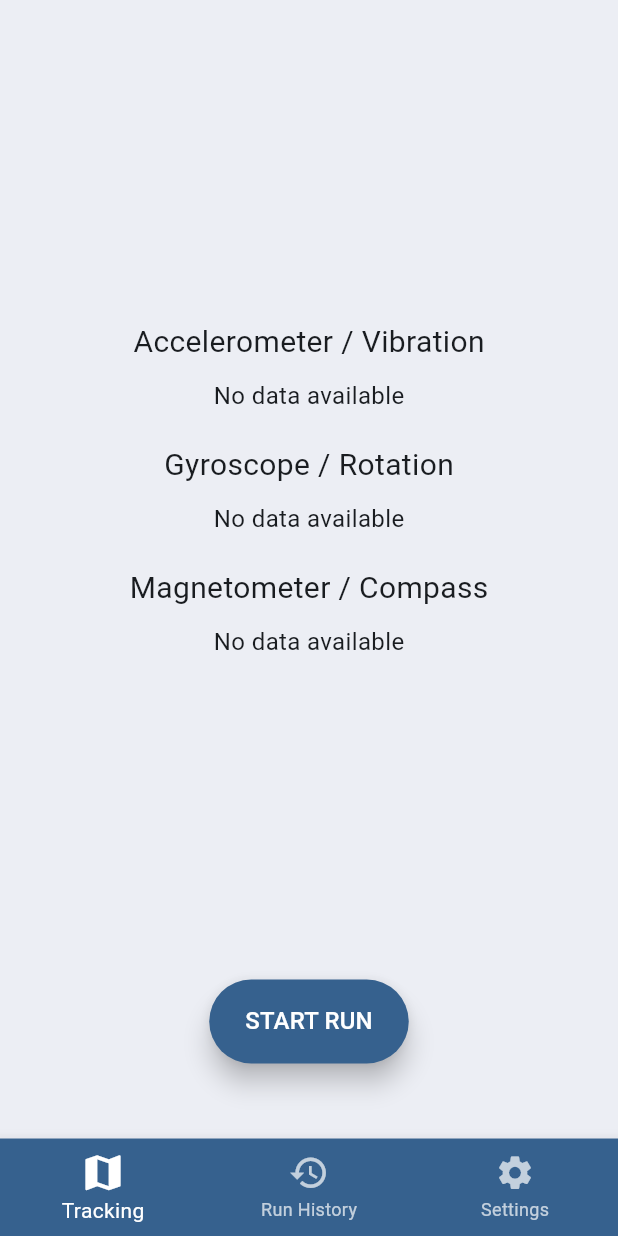
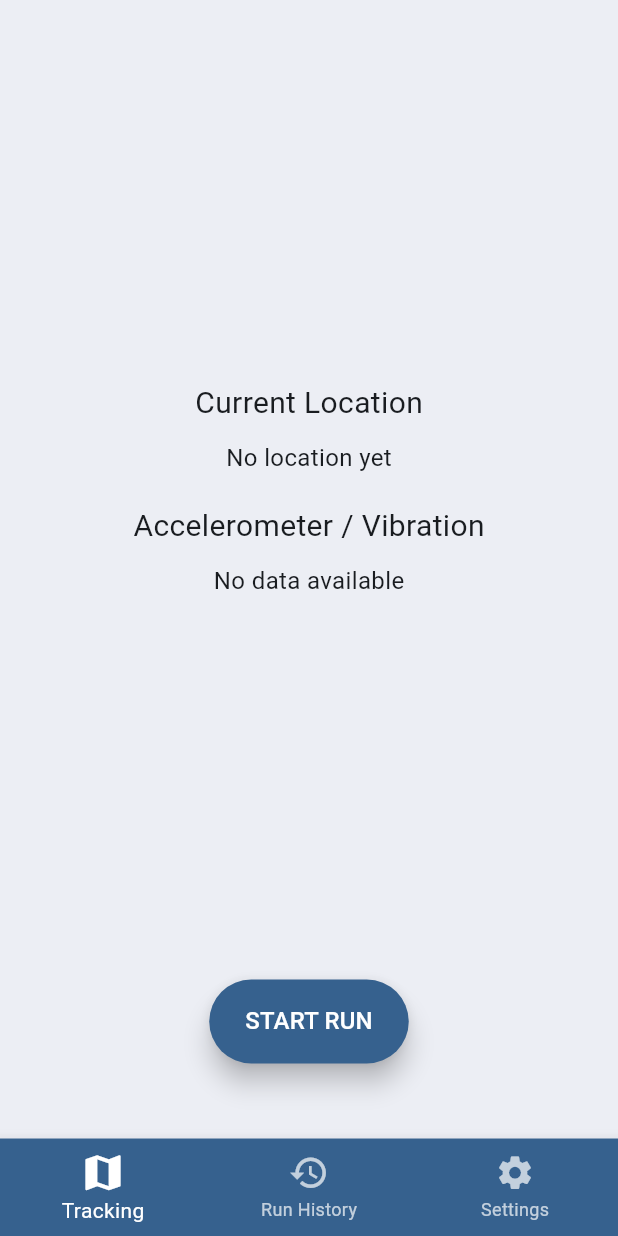
Before and after one commit to MoLeWa-Platform/road-quality-tracker, a Flutter app: the screen it shows after launch, on a phone screen of 412 x 824 dp. Run offline on Flutter 3.47's test engine with Material 3 defaults, Android fonts, the light colour scheme and no system bars; our stand-ins replace hive, hive_flutter, location, sensors_plus; accounts and stored records are empty.

Commit message:
update and refactor data model

```diff
--- a/lib/models/run_point.dart
+++ b/lib/models/run_point.dart
@@ -17,22 +17,12 @@ class RunPoint extends HiveObject {
   final DimensionalSpec vibrationSpec;
 
   @HiveField(3)
-  final DimensionalSpec rotationSpec;
-
-  @HiveField(4)
-  final DimensionalSpec compassSpec;
-  //final double orientation;
-
-  @HiveField(5)
   final double speed;
 
   RunPoint({
     required this.timestamp,
     required this.location,
     required this.vibrationSpec,
-    required this.rotationSpec,
-    required this.compassSpec,
-    //required this.orientation,
     required this.speed
   });
 
@@ -42,9 +32,6 @@ class RunPoint extends HiveObject {
       "\nTime: ${timestamp.toString().split('.').first}"
       "\nLocation: ${location.toString()}"
       "\nVibration specs: ${vibrationSpec.toString()}"
-      "\nRotation specs: ${rotationSpec.toString()}"
-      "\nCompass specs: ${compassSpec.toString()}"
-      //"\nOrientation: $orientation°"
       "\nSpeed: $speed");
   }
 
@@ -53,8 +40,6 @@ class RunPoint extends HiveObject {
     'speed': speed,
     'location' : location.toJson(),
     'vibration': vibrationSpec.toJson(),
-    'rotation': rotationSpec.toJson(),
-    'compass': compassSpec.toJson(),
   };
 }
 
--- a/lib/pages/tracking_page.dart
+++ b/lib/pages/tracking_page.dart
@@ -4,11 +4,11 @@ import 'package:flutter/material.dart';
 import 'package:sensors_plus/sensors_plus.dart';
 import 'package:provider/provider.dart';
 import '../models/dimension_spec.dart';
+import '../models/location_spec.dart';
 import '../models/run_point.dart';
 import '../models/run.dart';
 import '../services/run_tracker.dart';
 import '../services/run_history_provider.dart';
-import '../services/rotation_vector_stream.dart';
 
 class TrackingPage extends StatefulWidget {
   const TrackingPage({super.key});
@@ -20,64 +20,9 @@ class TrackingPage extends StatefulWidget {
 class _TrackingPageState extends State<TrackingPage> {
   RunTracker runTracker = RunTracker.create();
 
-  List<AccelerometerEvent> _accelerometerValue = [];
-  List<GyroscopeEvent> _rotationValue = [];
-  List<MagnetometerEvent> _compassValue = [];
-  List<double> _rotationQuaternion = [0.0, 0.0, 0.0, 1.0];
-
-  late StreamSubscription<AccelerometerEvent> _accelerometerSubscription;
-  late StreamSubscription<GyroscopeEvent> _gyroscopeSubscription;
-  late StreamSubscription<MagnetometerEvent> _magnetometerSubscription;
-  late StreamSubscription<List<double>>? _rotationSub;
-
-  void subscribeToSensors(){
-    dev.log('Subcribing to sensors', name: 'TrackingPage');
-    _accelerometerSubscription = accelerometerEvents.listen((event) {
-      setState(() {
-        _accelerometerValue = [event];
-        runTracker.onVibrationEvent(event);
-      });
-    });
-    _gyroscopeSubscription = gyroscopeEvents.listen((event) {
-      setState(() {
-        _rotationValue = [event];
-        runTracker.onRotationEvent(event);
-      });
-    });
-    _rotationSub = RotationVectorStream.stream.listen((values) {
-      setState(() {
-        if (values.length >= 4) {
-          //dev.log('Rotation vector: $values', name: 'Sensor');
-          _rotationQuaternion = values;
-          runTracker.onQuanternionEvent(values);
-        }
-      });
-    });
-    _magnetometerSubscription = magnetometerEvents.listen((event) {
-      setState(() {
-        _compassValue = [event];
-        runTracker.onCompassEvent(event);
-      });
-    });
-  }
-
-  void disposeSensors(){
-    _accelerometerSubscription.cancel();
-    _gyroscopeSubscription.cancel();
-    _magnetometerSubscription.cancel();
-    _rotationSub?.cancel();
-  }
-
-  @override
-  void initState() {
-    super.initState();
-    subscribeToSensors();
-  }
-
   @override
   void dispose() {
     runTracker.dispose(); // Cancel the location stream
-    disposeSensors();
     super.dispose();
   }
 
@@ -125,9 +70,18 @@ class _TrackingPageState extends State<TrackingPage> {
                 mainAxisAlignment: MainAxisAlignment.center,
                 crossAxisAlignment: CrossAxisAlignment.center,
                 children: [
-                  PlainSensorOutput(type: 'Accelerometer / Vibration', valueList: _accelerometerValue, runIsActive: runIsActive,),
-                  PlainSensorOutput(type: 'Gyroscope / Rotation', valueList: _rotationValue, runIsActive: runIsActive,),
-                  PlainSensorOutput(type: 'Magnetometer / Compass', valueList: _compassValue, runIsActive: runIsActive,)
+                  ValueListenableBuilder<LocationSpec?>(
+                    valueListenable: runTracker.currentRawLocation,
+                    builder: (context, loc, _) {
+                      return PlainCoordinateOutput(location: loc);
+                    },
+                  ),
+                  ValueListenableBuilder<List<AccelerometerEvent>>(
+                    valueListenable: runTracker.currentRawVibration,
+                    builder: (context, vib, _) {
+                      return PlainSensorOutput(type: 'Accelerometer / Vibration', valueList: vib, runIsActive: runIsActive,);
+                    },
+                  ),
                   ]
               )
             )
@@ -173,6 +127,32 @@ class _TrackingPageState extends State<TrackingPage> {
   }
 }
 
+class PlainCoordinateOutput extends StatelessWidget {
+  final LocationSpec? location;
+
+  const PlainCoordinateOutput({super.key, this.location});
+
+  @override
+  Widget build(BuildContext context) {
+    return Column(
+      children: [
+        SizedBox(height: 10),
+        Text('Current Location', style: TextStyle(fontSize: 20)),
+        SizedBox(height: 10),
+        if (location != null)
+          Text(
+            'Lat: ${location!.latitude.toStringAsFixed(6)}\nLon: ${location!.longitude.toStringAsFixed(6)}',
+            style: TextStyle(fontSize: 16),
+            textAlign: TextAlign.center,
+          )
+        else
+          Text('No location yet', style: TextStyle(fontSize: 16)),
+        SizedBox(height: 10),
+      ],
+    );
+  }
+}
+
 class PlainSensorOutput extends StatelessWidget {
     const PlainSensorOutput({
       super.key,
@@ -211,6 +191,7 @@ class PlainSensorOutput extends StatelessWidget {
             );
       }
   }
+
 Widget buildLiveSensorCard(BuildContext context, RunPoint? point) {
   final labelStyle = Theme.of(context).textTheme.bodyLarge?.copyWith(fontWeight: FontWeight.w600);
   final valueStyle = Theme.of(context).textTheme.bodyMedium?.copyWith(color: Colors.black87);
@@ -294,8 +275,6 @@ Widget buildLiveSensorCard(BuildContext context, RunPoint? point) {
           ),
           SizedBox(height: 12),
           buildVectorRow("Vibration", point?.vibrationSpec),
-          buildVectorRow("Compass", point?.compassSpec),
-          buildVectorRow("Rotation", point?.rotationSpec),
         ],
       ),
     ),
--- a/lib/services/run_tracker.dart
+++ b/lib/services/run_tracker.dart
@@ -1,6 +1,8 @@
 import 'package:flutter/material.dart';
 import 'package:location/location.dart';
+import 'package:sensors_plus/sensors_plus.dart';
 import 'package:vector_math/vector_math_64.dart' as vm;
+import 'dart:math';
 import 'dart:async';
 import 'dart:developer' as dev;
 import '../models/run.dart';
@@ -8,27 +10,29 @@ import '../models/run_point.dart';
 import '../models/location_spec.dart';
 import '../models/dimension_spec.dart';
 import '../models/sensor_snapshot.dart';
-import 'dart:math';
+import '../services/rotation_vector_stream.dart';
 
 class RunTracker {
   Run? activeRun;
   bool isReady = false;
   final ValueNotifier<bool> runIsActive = ValueNotifier<bool>(false);
   final ValueNotifier<RunPoint?> lastPoint = ValueNotifier(null);
+  final ValueNotifier<LocationSpec?> currentRawLocation = ValueNotifier(null);
+  final ValueNotifier<List<AccelerometerEvent>> currentRawVibration = ValueNotifier([]);
+
 
   SensorSnapshot<LocationSpec> _lastLocation = SensorSnapshot();
-
   SensorSnapshot<LocationSpec> _currentLocation = SensorSnapshot();
   SensorSnapshot<DimensionalSpec> _vibration = SensorSnapshot();
-  SensorSnapshot<DimensionalSpec> _rotation = SensorSnapshot();
-  SensorSnapshot<DimensionalSpec> _compass = SensorSnapshot();
   SensorSnapshot<double> _speed = SensorSnapshot();
 
-  List<double>? quaternion;
+  List<double> _rotationQuaternion = [0.0, 0.0, 0.0, 1.0];
   vm.Matrix3 _rotationMatrix = vm.Matrix3.identity();
 
   final Location _locationService = Location();
   late StreamSubscription<LocationData>? _locationSubscription;
+  late StreamSubscription<AccelerometerEvent> _accelerometerSubscription;
+  late StreamSubscription<List<double>>? _rotationSub;
 
   RunTracker._();
 
@@ -37,7 +41,22 @@ class RunTracker {
     Future.microtask(()=>
       tracker._startLocationWatch()
     );
+    tracker.subscribeToSensors();
     return tracker;
+  }
+
+  void subscribeToSensors(){
+    dev.log('Subcribing to sensors', name: 'RunTracker');
+    _accelerometerSubscription = accelerometerEvents.listen((event) {
+      currentRawVibration.value = [event];
+      onVibrationEvent(event);
+    });
+    _rotationSub = RotationVectorStream.stream.listen((values) {
+      if (values.length >= 4) {
+        _rotationQuaternion = values;
+        onQuanternionEvent(values);
+      }
+    });
   }
 
   void _startLocationWatch() async {
@@ -48,7 +67,6 @@ class RunTracker {
         throw ('Locationservice couldnt be enabled!');
       }
     }
-    //dev.log("service enabled: $serviceEnabled", name: 'RunTracker');
 
     PermissionStatus permissionGranted = await _locationService.hasPermission();
     if (permissionGranted == PermissionStatus.denied) {
@@ -57,19 +75,15 @@ class RunTracker {
         throw ('Access rights are missing for the phones location data!');
       }
     }
-    //dev.log('permission granted: $permissionGranted', name: 'RunTracker');
     _locationService.changeSettings(interval: 2000, accuracy: LocationAccuracy.high);
 
     _locationSubscription = _locationService.onLocationChanged.listen((locationData) {
       Future.microtask(() => onNewLocationPoint(locationData));
     });
-
-    //dev.log('subscribed to location Updates', name: 'RunTracker');
     isReady = true;
   }
 
   void onNewLocationPoint(LocationData locationData){
-    //dev.log("$locationData", name: 'RunTracker');
     saveNewLocation(locationData);
     if (runIsActive.value) {
       addNewPoint();
@@ -84,20 +98,16 @@ class RunTracker {
         }
 
         _currentLocation = _currentLocation.update(loc);
+        currentRawLocation.value = loc;
         if (_lastLocation.value != null && _currentLocation.value != null) {
           updateSpeed();
         }
-
-        //dev.log("Current Location updated ${loc.latitude}, ${loc.longitude}", name: 'RunTracker');
-        //dev.log("Current Location Snapshot ${_currentLocation.timestamp}, ${_currentLocation.value.toString()}", name: 'RunTracker');
-        //dev.log("Last Location Snapshot ${_lastLocation.timestamp}, ${_lastLocation.value.toString()}", name: 'RunTracker');
         return true;
       }
       return false;
   }
 
   void addNewPoint(){
-    //dev.log('trying to add new point ${_currentLocation.value}, ${_currentLocation.timestamp}', name: 'RunTracker');
     final now = DateTime.now();
     final threshold = Duration(milliseconds: 1000);
 
@@ -106,12 +116,8 @@ class RunTracker {
         timestamp: now,
         location: _currentLocation.value!,
         vibrationSpec: _vibration.value!,
-        rotationSpec: _rotation.value!,
-        compassSpec: _compass.value!,
         speed: _speed.value!,
       );
-
-      //dev.log('added $point', name: 'RunTracker');
 
       activeRun?.addPoint(point);
       lastPoint.value = point;
@@ -122,8 +128,6 @@ class RunTracker {
   bool hasAllMeasurementsNeeded(now, threshold){
     if (_currentLocation.value!=null
         && _vibration.isFresh(threshold, now)
-        && _rotation.isFresh(threshold, now)
-        && _compass.isFresh(threshold, now)
         && _speed.isFresh(threshold, now))
     {
       return true;
@@ -142,53 +146,22 @@ class RunTracker {
       yCoordinate: worldAccel.y,
       zCoordinate: worldAccel.z,
     ));
-
-    // dev.log("Got vibration event: x=${event.x}, y=${event.y}, z=${event.z} \n" +
-    // "Latest quanternion = $quaternion \n" +
-    // "Rotationmatrix $_rotationMatrix \n +"
-    // "Raw and world accel length: ${rawAccel.length}, ${worldAccel.length}", name: 'RunTracker');
-    // dev.log('normalised vibration: ${_vibration.timestamp}, ${_vibration.value}', name: 'RunTracker');
-  }
-
-  void onRotationEvent(event){
-    //dev.log("Got Rotation event: x=${event.x}", name: 'RunTracker');
-    _rotation = _rotation.update(DimensionalSpec(
-      type: 'Rotation',
-      xCoordinate: event.x,
-      yCoordinate: event.y,
-      zCoordinate: event.z,
-    ));
-    //dev.log('new Rotation: ${_rotation.timestamp}, ${_rotation.value}', name: 'RunTracker');
   }
 
   void onQuanternionEvent(List<double> event) {
     vm.Quaternion q = vm.Quaternion(event[0], event[1], event[2], event[3]);
     vm.Matrix3 rotationMatrix = q.asRotationMatrix();
-    quaternion = event;
-    _rotationMatrix = rotationMatrix.clone()..invert(); // store inverted matrix
-  }
-
-  void onCompassEvent(event){
-    //dev.log("Got Compass event: x=${event.x}", name: 'RunTracker');
-    _compass = _compass.update(DimensionalSpec(
-      type: 'Compass',
-      xCoordinate: event.x,
-      yCoordinate: event.y,
-      zCoordinate: event.z,
-    ));
-    //dev.log('new Compass: ${_compass.timestamp}, ${_compass.value}', name: 'RunTracker');
+    _rotationQuaternion = event;
+    _rotationMatrix = rotationMatrix.clone()..invert();
   }
 
   void clearSensorSnapshots(){
     _vibration = _vibration.clear();
-    _rotation = _rotation.clear();
-    _compass = _compass.clear();
     _speed = _speed.clear();
   }
 
   void startRun() async {
     Future.microtask(() => {
-      //dev.log("starting run!", name: 'RunTracker'),
       activeRun = Run.create(DateTime.now()),
       runIsActive.value = true,
       addNewPoint(),
@@ -201,12 +174,13 @@ class RunTracker {
     lastPoint.value = null;
     clearSensorSnapshots();
     return activeRun;
-}
+  }
 
   void dispose() {
     _locationSubscription?.cancel();
+    _accelerometerSubscription.cancel();
+    _rotationSub?.cancel();
   }
-
 
   void updateSpeed() {
     final lastLoc = _lastLocation.value!;
@@ -232,11 +206,8 @@ class RunTracker {
     }
 
     _speed = _speed.update(speedMetersPerSecond);
-
-    //dev.log('Calculated speed: ${speedMetersPerSecond.toStringAsFixed(2)} m/s', name: 'RunTracker');
   }
 
-  // Helper function for Haversine distance in meters
   double haversineDistance(double lat1, double lon1, double lat2, double lon2) {
     const earthRadius = 6371000; // meters
 
```
Also changed, not shown: lib/pages/run_detail_page.dart (deleted, +0 -87 lines), lib/models/run_point.g.dart, pubspec.lock.
